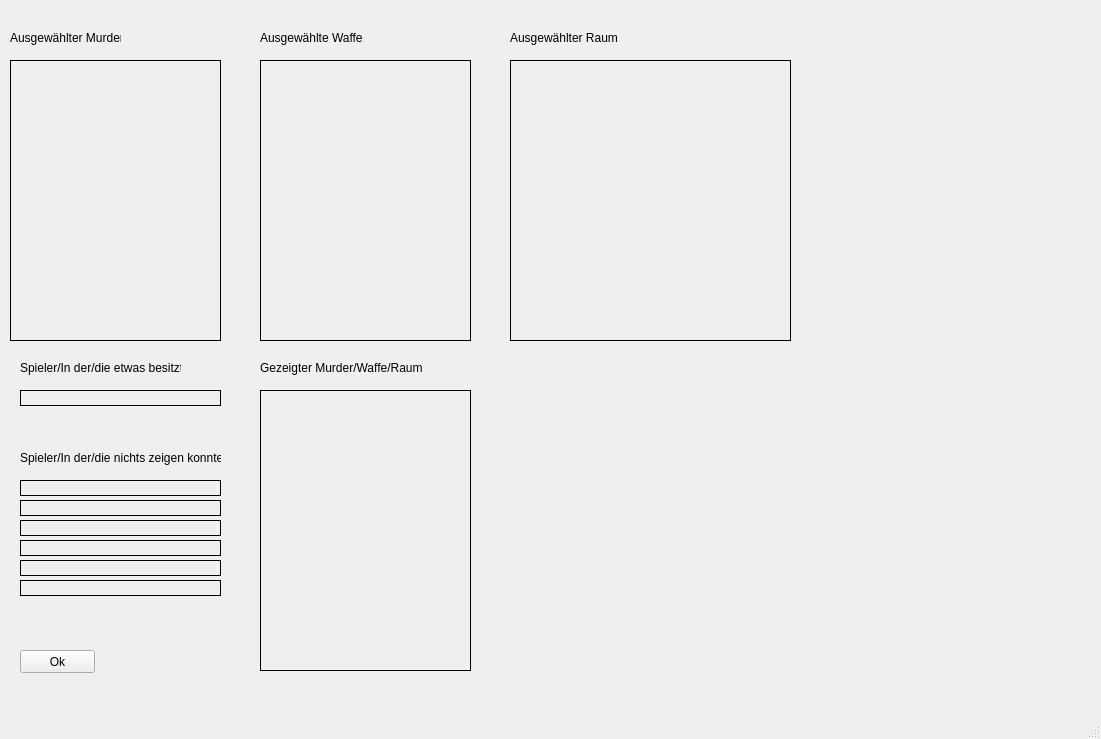
The window that Cluedo/UI/AskPlayerUI.ui (haegar80/Cluedo) describes before a commit, drawn with Qt 5.
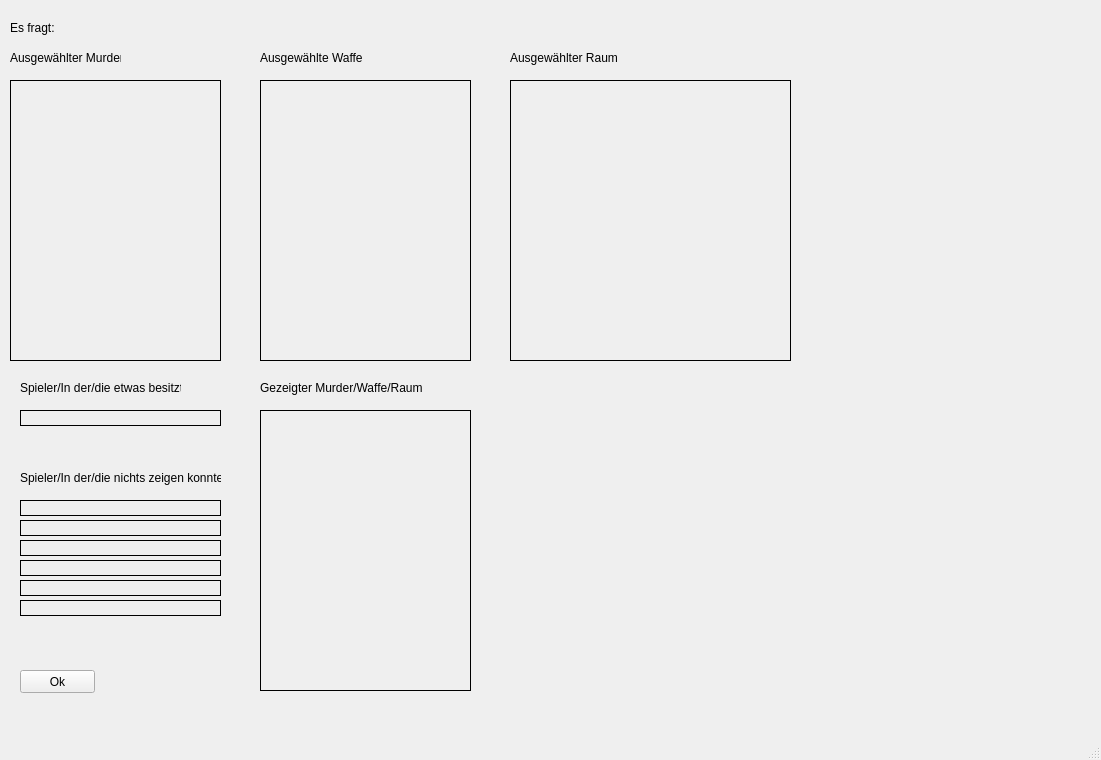
The same window after the commit.

Commit message: Inform not involved player

```diff
--- a/Cluedo/UI/AskPlayerUI.ui
+++ b/Cluedo/UI/AskPlayerUI.ui
@@ -7,7 +7,7 @@
     <x>0</x>
     <y>0</y>
     <width>1101</width>
-    <height>739</height>
+    <height>760</height>
    </rect>
   </property>
   <property name="windowTitle">
@@ -18,7 +18,7 @@
     <property name="geometry">
      <rect>
       <x>10</x>
-      <y>60</y>
+      <y>80</y>
       <width>211</width>
       <height>281</height>
      </rect>
@@ -37,7 +37,7 @@
     <property name="geometry">
      <rect>
       <x>260</x>
-      <y>60</y>
+      <y>80</y>
       <width>211</width>
       <height>281</height>
      </rect>
@@ -56,7 +56,7 @@
     <property name="geometry">
      <rect>
       <x>510</x>
-      <y>60</y>
+      <y>80</y>
       <width>281</width>
       <height>281</height>
      </rect>
@@ -75,7 +75,7 @@
     <property name="geometry">
      <rect>
       <x>10</x>
-      <y>30</y>
+      <y>50</y>
       <width>111</width>
       <height>16</height>
      </rect>
@@ -88,7 +88,7 @@
     <property name="geometry">
      <rect>
       <x>260</x>
-      <y>30</y>
+      <y>50</y>
       <width>111</width>
       <height>16</height>
      </rect>
@@ -101,7 +101,7 @@
     <property name="geometry">
      <rect>
       <x>510</x>
-      <y>30</y>
+      <y>50</y>
       <width>111</width>
       <height>16</height>
      </rect>
@@ -114,7 +114,7 @@
     <property name="geometry">
      <rect>
       <x>20</x>
-      <y>390</y>
+      <y>410</y>
       <width>201</width>
       <height>16</height>
      </rect>
@@ -136,7 +136,7 @@
     <property name="geometry">
      <rect>
       <x>20</x>
-      <y>360</y>
+      <y>380</y>
       <width>161</width>
       <height>16</height>
      </rect>
@@ -149,7 +149,7 @@
     <property name="geometry">
      <rect>
       <x>260</x>
-      <y>390</y>
+      <y>410</y>
       <width>211</width>
       <height>281</height>
      </rect>
@@ -168,7 +168,7 @@
     <property name="geometry">
      <rect>
       <x>20</x>
-      <y>650</y>
+      <y>670</y>
       <width>75</width>
       <height>23</height>
      </rect>
@@ -181,7 +181,7 @@
     <property name="geometry">
      <rect>
       <x>260</x>
-      <y>360</y>
+      <y>380</y>
       <width>171</width>
       <height>16</height>
      </rect>
@@ -194,7 +194,7 @@
     <property name="geometry">
      <rect>
       <x>20</x>
-      <y>450</y>
+      <y>470</y>
       <width>201</width>
       <height>16</height>
      </rect>
@@ -207,28 +207,6 @@
     <property name="geometry">
      <rect>
       <x>20</x>
-      <y>480</y>
-      <width>201</width>
-      <height>16</height>
-     </rect>
-    </property>
-    <property name="autoFillBackground">
-     <bool>false</bool>
-    </property>
-    <property name="frameShape">
-     <enum>QFrame::Box</enum>
-    </property>
-    <property name="text">
-     <string/>
-    </property>
-    <property name="alignment">
-     <set>Qt::AlignLeading|Qt::AlignLeft|Qt::AlignVCenter</set>
-    </property>
-   </widget>
-   <widget class="QLabel" name="labelPlayerNameNoObjects2">
-    <property name="geometry">
-     <rect>
-      <x>20</x>
       <y>500</y>
       <width>201</width>
       <height>16</height>
@@ -335,6 +313,54 @@
      <set>Qt::AlignLeading|Qt::AlignLeft|Qt::AlignVCenter</set>
     </property>
    </widget>
+   <widget class="QLabel" name="labelPlayerNameNoObjects6">
+    <property name="geometry">
+     <rect>
+      <x>20</x>
+      <y>600</y>
+      <width>201</width>
+      <height>16</height>
+     </rect>
+    </property>
+    <property name="autoFillBackground">
+     <bool>false</bool>
+    </property>
+    <property name="frameShape">
+     <enum>QFrame::Box</enum>
+    </property>
+    <property name="text">
+     <string/>
+    </property>
+    <property name="alignment">
+     <set>Qt::AlignLeading|Qt::AlignLeft|Qt::AlignVCenter</set>
+    </property>
+   </widget>
+   <widget class="QLabel" name="labelAsk">
+    <property name="geometry">
+     <rect>
+      <x>10</x>
+      <y>20</y>
+      <width>51</width>
+      <height>16</height>
+     </rect>
+    </property>
+    <property name="text">
+     <string>&lt;html&gt;&lt;head/&gt;&lt;body&gt;&lt;p&gt;Es fragt:&lt;/p&gt;&lt;/body&gt;&lt;/html&gt;</string>
+    </property>
+   </widget>
+   <widget class="QLabel" name="labelAskedPerson">
+    <property name="geometry">
+     <rect>
+      <x>60</x>
+      <y>20</y>
+      <width>401</width>
+      <height>16</height>
+     </rect>
+    </property>
+    <property name="text">
+     <string>&lt;html&gt;&lt;head/&gt;&lt;body&gt;&lt;p&gt;&lt;br/&gt;&lt;/p&gt;&lt;/body&gt;&lt;/html&gt;</string>
+    </property>
+   </widget>
   </widget>
   <widget class="QMenuBar" name="menubar">
    <property name="geometry">
```
Left out of the diff: 8 changed lines with no effect on the pictures. The commit also changes 10 other files.
